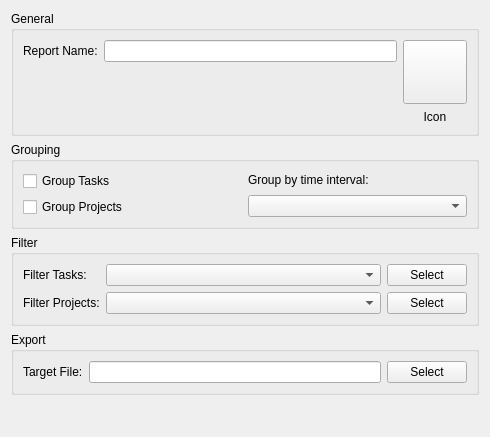
Qt form src/dontpanik/kpart/core/ui/editreporttypedialog.ui (frankHa/dontpanic) before a commit.
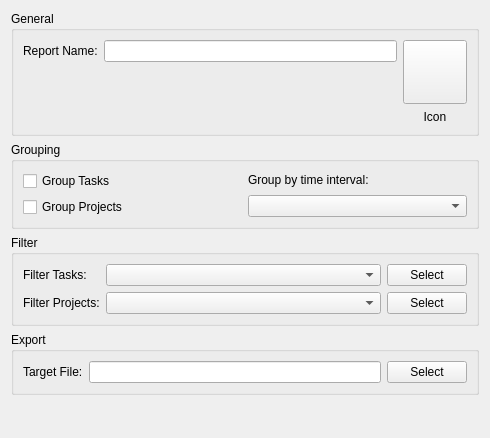
The same form after that commit. Custom widgets are drawn as their Qt base class.

Commit message: -using KFileDialog for chosing the location of a report export file

Patch:
```diff
--- a/src/dontpanik/kpart/core/ui/editreporttypedialog.ui
+++ b/src/dontpanik/kpart/core/ui/editreporttypedialog.ui
@@ -7,7 +7,7 @@
     <x>0</x>
     <y>0</y>
     <width>490</width>
-    <height>437</height>
+    <height>438</height>
    </rect>
   </property>
   <property name="windowTitle">
```
Left out of the diff: 39 changed lines with no effect on the pictures. The commit also changes 2 other files.
